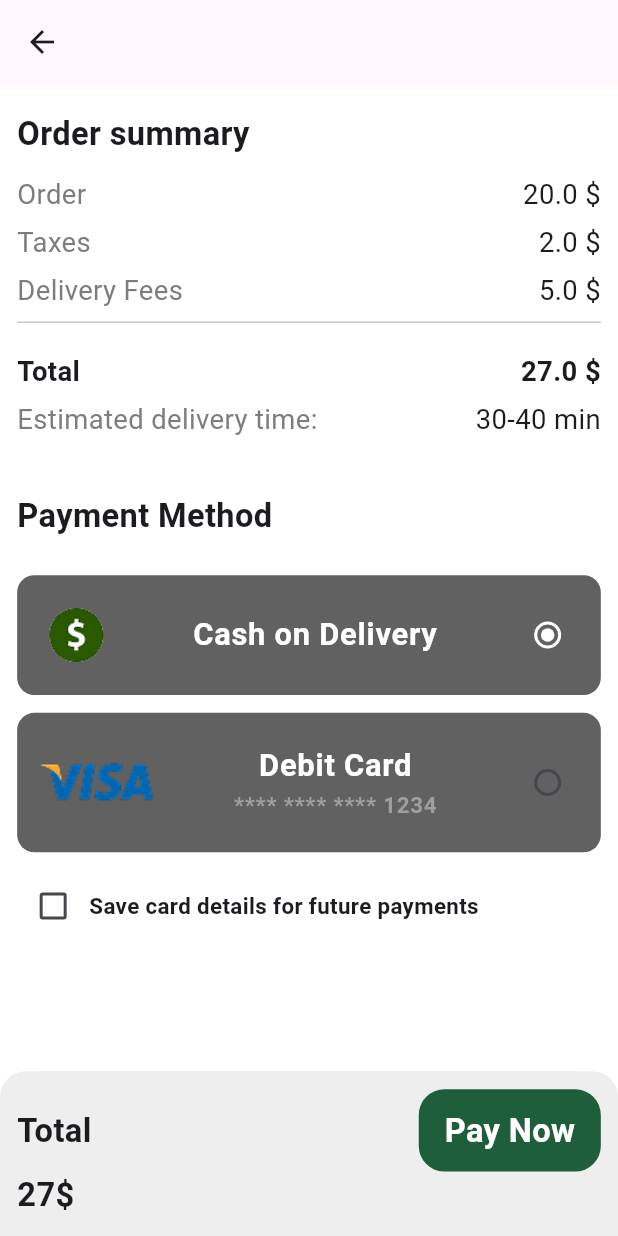
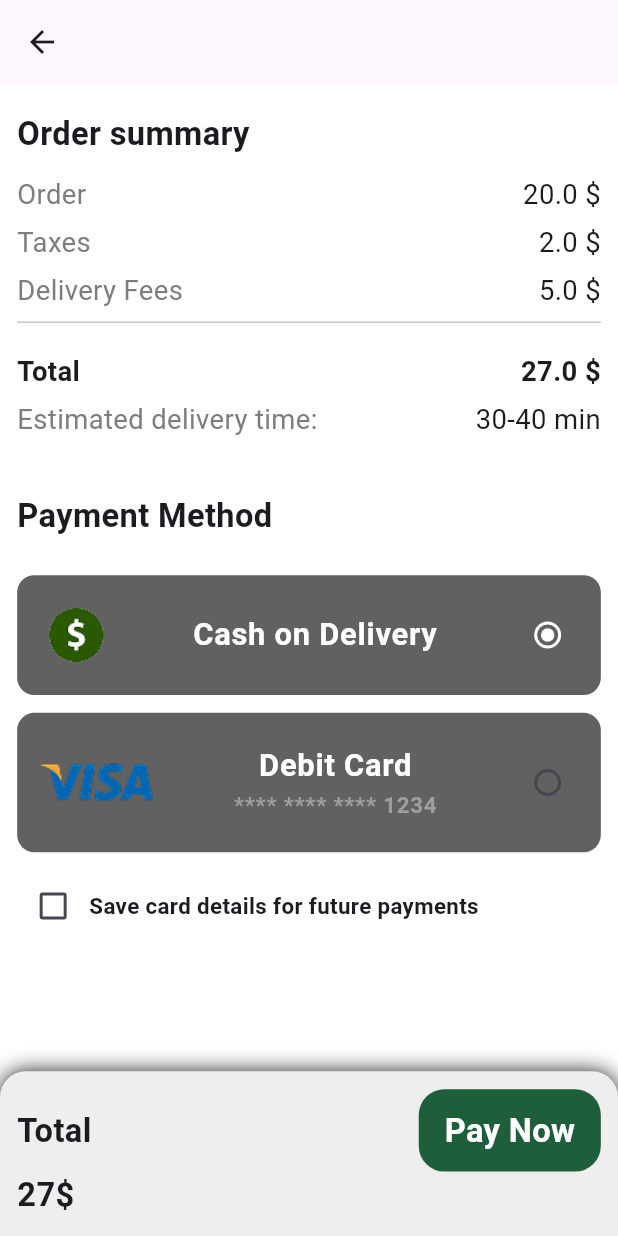
Before and after one commit to EngAhmed20/hungry, a Flutter app: the CheckoutView screen opened by its route, on a phone screen of 412 x 824 dp. Run offline on Flutter 3.47's test engine with Material 3 defaults, Android fonts, the phone set to English and light mode, and no system bars; our stand-ins replace flutter_screenutil, flutter_svg, gap.

Commit message:
checkout dialog

```diff
--- a/lib/core/utils/app_route.dart
+++ b/lib/core/utils/app_route.dart
@@ -3,8 +3,6 @@ import 'package:hungry/features/auth/view/login.dart';
 import 'package:hungry/features/auth/view/sign_up.dart';
 import 'package:hungry/features/checkout/view/checkout_view.dart';
 import 'package:hungry/splash.dart';
-
-import '../../features/checkout/widgets/success_view.dart';
 import '../../features/product/view/product_details_view.dart';
 import '../../root.dart';
 
@@ -24,8 +22,7 @@ switch(settings.name) {
       return MaterialPageRoute(builder: (_) => const ProductDetailsView());
   case CheckoutView.routeName:
       return MaterialPageRoute(builder: (_) => const CheckoutView());
-  case SuccessView.routeName:
-    return MaterialPageRoute(builder: (_)=> const SuccessView());
+
     default:
       return MaterialPageRoute(builder: (_) => const Scaffold());
   }
--- a/lib/features/cart/view/cart_view.dart
+++ b/lib/features/cart/view/cart_view.dart
@@ -61,6 +61,12 @@ class _CartViewState extends State<CartView> {
           width: double.infinity,
           decoration: BoxDecoration(
             color: Colors.grey.shade200,
+            boxShadow: [
+              BoxShadow(
+                color: Colors.grey.shade900,
+                blurRadius: 10.r,
+              )
+            ],
             borderRadius: BorderRadius.only(
               topLeft: Radius.circular(15.r),
               topRight: Radius.circular(15.r),
--- a/lib/features/checkout/view/checkout_view.dart
+++ b/lib/features/checkout/view/checkout_view.dart
@@ -4,11 +4,11 @@ import 'package:gap/gap.dart';
 import 'package:hungry/core/constants/app_colors.dart';
 import 'package:hungry/core/constants/app_dimens.dart';
 import 'package:hungry/core/constants/app_text_style.dart';
-import 'package:hungry/features/checkout/widgets/success_view.dart';
 import 'package:hungry/shared/custom_text.dart';
 import '../../../shared/custom_button.dart';
 import '../data/payment_method_model.dart';
 import '../widgets/checkout_details.dart';
+import '../widgets/checkout_dialog.dart';
 import '../widgets/payment_method_tile.dart';
 
 class CheckoutView extends StatefulWidget {
@@ -80,8 +80,16 @@ class _CheckoutViewState extends State<CheckoutView> {
         top: false,
         child: Container(
           width: double.infinity,
+
           decoration: BoxDecoration(
               color: Colors.grey.shade200,
+              boxShadow: [
+                BoxShadow(
+                  color: Colors.grey.shade900,
+                  blurRadius: 10.r,
+                )
+              ],
+
               borderRadius: BorderRadius.only(
                 topLeft: Radius.circular(15.r),
                 topRight: Radius.circular(15.r),
@@ -98,8 +106,7 @@ class _CheckoutViewState extends State<CheckoutView> {
                   children: [
                     CustomText(text: 'Total', textStyle: textStyle.bold19),
                     customButton(text: 'Pay Now', onTap: (){
-                      Navigator.pushNamed(context, SuccessView.routeName);
-
+                      checkoutDialog(context);
                     }),
                   ],
                 ),
@@ -114,4 +121,5 @@ class _CheckoutViewState extends State<CheckoutView> {
   }
 
 
+
 }
--- a/lib/features/checkout/widgets/success_view.dart
+++ /dev/null
@@ -1,44 +0,0 @@
-import 'package:flutter/material.dart';
-import 'package:flutter_screenutil/flutter_screenutil.dart';
-/*
-class AppEdition extends appStl{
-appEdition(){
-contain sq=85,
-contain double r=1.5,
-contain raduis=15,
- Widget build(context ){
- AppEdition()=>{
- hold Nav(context){
- MaterialPageRoute(context,state){
- While(site !=Err &&404){
- api.call();
- }
-
-
-
-}
-
-/// api calling
-class ApiCall({required String BaseUrl}){
-switch
-case BaseUrl.contain("404"):
- use BaseUrl.defaultExeption();
-  break;
-
-}
-*/
-class SuccessView extends StatelessWidget {
-  const SuccessView ({super.key});
-  static const String routeName='/success_view';
-  @override
-  Widget build(BuildContext context) {
-    return Scaffold(
-      appBar: AppBar(
-        automaticallyImplyLeading: false,
-        backgroundColor: Colors.white,
-          toolbarHeight:20.h,
-      ),
-
-    );
-  }
-}
--- a/lib/shared/custom_button.dart
+++ b/lib/shared/custom_button.dart
@@ -24,8 +24,10 @@ GestureDetector customButton({
         color: AppColors.primaryColor,
         borderRadius: BorderRadius.circular(15.r),
       ),
-      child: CustomText(text:text,
-        textStyle: textStyle.bold19.copyWith(color: Colors.white),
+      child: Center(
+        child: CustomText(text:text,
+          textStyle: textStyle.bold19.copyWith(color: Colors.white),
+        ),
       ),
     ),
   );
```
Also changed, not shown: lib/features/checkout/widgets/checkout_dialog.dart (added, +40 -0 lines).
